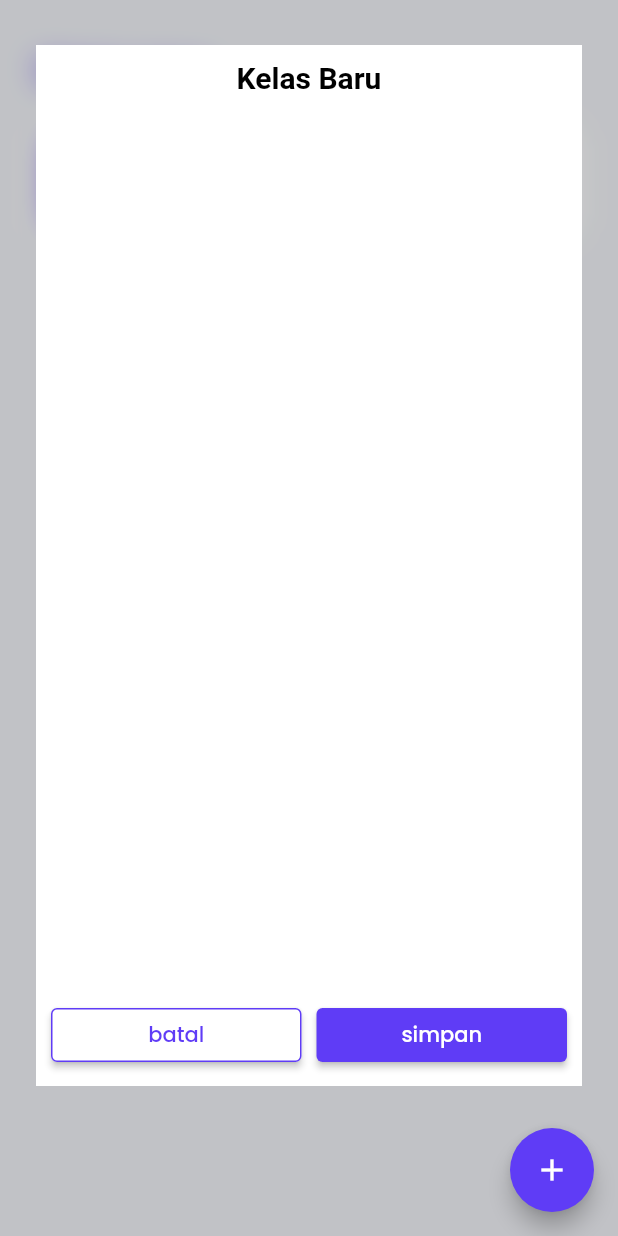
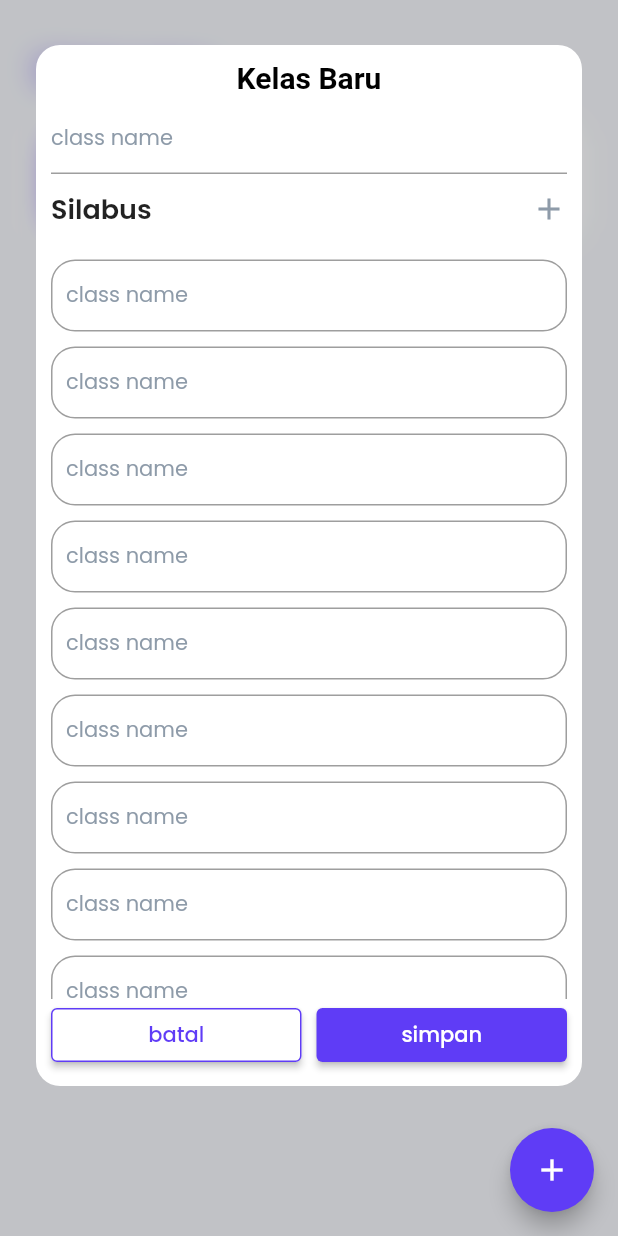
Before and after one commit to yongkisettiawan/optima, a Flutter app: the HomePage screen opened by its route, after a tap on the "add" icon, on a phone screen of 412 x 824 dp. Run offline on Flutter 3.47's test engine with Material 2 defaults, Android fonts, the light colour scheme and no system bars; our stand-ins replace google_fonts.

Commit message:
menambahakan custom_text_form_file dan modifikasi floating widget

```diff
--- a/lib/widgets/custom_bottom_navigation.dart
+++ /dev/null
@@ -1,33 +0,0 @@
-import 'package:flutter/material.dart';
-import 'package:optima/shared/theme.dart';
-
-class CustomBottomNavigation extends StatelessWidget {
-  final navIcon;
-  final navName;
-
-  const CustomBottomNavigation({
-    Key? key,
-    required this.navIcon,
-    required this.navName,
-  }) : super(key: key);
-
-  @override
-  Widget build(BuildContext context) {
-    return SizedBox(
-      child: Column(
-        crossAxisAlignment: CrossAxisAlignment.center,
-        children: [
-          SizedBox(
-            width: 24,
-            height: 24,
-            child: Image.asset(navIcon),
-          ),
-          Text(
-            navName,
-            style: textStyle,
-          ),
-        ],
-      ),
-    );
-  }
-}
--- a/lib/widgets/floating_widget.dart
+++ b/lib/widgets/floating_widget.dart
@@ -2,6 +2,7 @@ import 'dart:ui';
 
 import 'package:flutter/material.dart';
 import 'package:optima/shared/theme.dart';
+import 'package:optima/widgets/text_form_file.dart';
 
 class FloatingWidget extends StatefulWidget {
   final VoidCallback hideCallback;
@@ -34,21 +35,86 @@ class _FloatingWidgetState extends State<FloatingWidget> {
               top: 30,
               bottom: 100,
             ),
+            decoration: BoxDecoration(
+                color: Colors.white,
+                borderRadius: BorderRadius.circular(defaultRadius)),
             width: MediaQuery.of(context).size.width,
             height: MediaQuery.of(context).size.height,
-            color: Colors.white,
             child: Column(
               children: [
-                const Text(
-                  'Kelas Baru',
-                  style: TextStyle(
-                    fontSize: 20,
-                    fontWeight: FontWeight.bold,
-                    color: Colors.black,
+                const Center(
+                  child: Text(
+                    'Kelas Baru',
+                    style: TextStyle(
+                      fontSize: 20,
+                      fontWeight: FontWeight.bold,
+                      color: Colors.black,
+                    ),
                   ),
                 ),
+                const SizedBox(
+                  height: 5,
+                ),
+                Expanded(
+                  child: ListView(
+                    children: [
+                      TextFormField(
+                        decoration: InputDecoration(
+                          // contentPadding: const EdgeInsets.symmetric(horizontal: 10),
+                          hintText: 'class name',
+                          hintStyle: textStyle.copyWith(
+                            color: kGreyTextColor,
+                            fontSize: 14,
+                          ),
+                          focusedBorder: UnderlineInputBorder(
+                            borderSide: BorderSide(
+                              color: kPrimaryColor,
+                            ),
+                          ),
+                        ),
+                      ),
+                      Container(
+                        margin: EdgeInsets.symmetric(vertical: 10),
+                        child: Row(
+                          mainAxisAlignment: MainAxisAlignment.spaceBetween,
+                          children: [
+                            Text(
+                              'Silabus',
+                              style: textStyle.copyWith(
+                                fontSize: 18,
+                                fontWeight: FontWeight.w600,
+                              ),
+                            ),
+                            IconButton(
+                              onPressed: () {
+                                // aksi saat tombol tambah ditekan
+                              },
+                              icon: Icon(Icons.add, color: kGreyTextColor),
+                              splashRadius: 24,
+                              padding: EdgeInsets.zero,
+                              constraints: BoxConstraints(),
+                            ),
+                          ],
+                        ),
+                      ),
+                      const CustomTextFormFile(),
+                      const CustomTextFormFile(),
+                      const CustomTextFormFile(),
+                      const CustomTextFormFile(),
+                      const CustomTextFormFile(),
+                      const CustomTextFormFile(),
+                      const CustomTextFormFile(),
+                      const CustomTextFormFile(),
+                      const CustomTextFormFile(),
+                      const CustomTextFormFile(),
+                    ],
+                  ),
+                ),
+
                 // const SizedBox(height: 20),
-                Expanded(child: Container()),
+                // const Expanded(
+                //   child: SizedBox(),
+                // ),
                 Row(
                   mainAxisAlignment: MainAxisAlignment.spaceAround,
                   children: [
--- /dev/null
+++ b/lib/widgets/text_form_file.dart
@@ -0,0 +1,38 @@
+import 'package:flutter/material.dart';
+
+import '../shared/theme.dart';
+
+class CustomTextFormFile extends StatelessWidget {
+  const CustomTextFormFile({Key? key}) : super(key: key);
+
+  @override
+  Widget build(BuildContext context) {
+    return Container(
+      margin: const EdgeInsets.only(top: 10),
+      child: TextFormField(
+        decoration: InputDecoration(
+          contentPadding: const EdgeInsets.symmetric(
+            horizontal: 10,
+            vertical: 0,
+          ),
+          hintText: 'class name',
+          hintStyle: textStyle.copyWith(
+            color: kGreyTextColor,
+            fontSize: 14,
+          ),
+          border: OutlineInputBorder(
+            borderRadius: BorderRadius.circular(defaultRadius),
+          ),
+          focusedBorder: OutlineInputBorder(
+            borderRadius: BorderRadius.circular(
+              defaultRadius,
+            ),
+            borderSide: BorderSide(
+              color: kPrimaryColor,
+            ),
+          ),
+        ),
+      ),
+    );
+  }
+}
```
